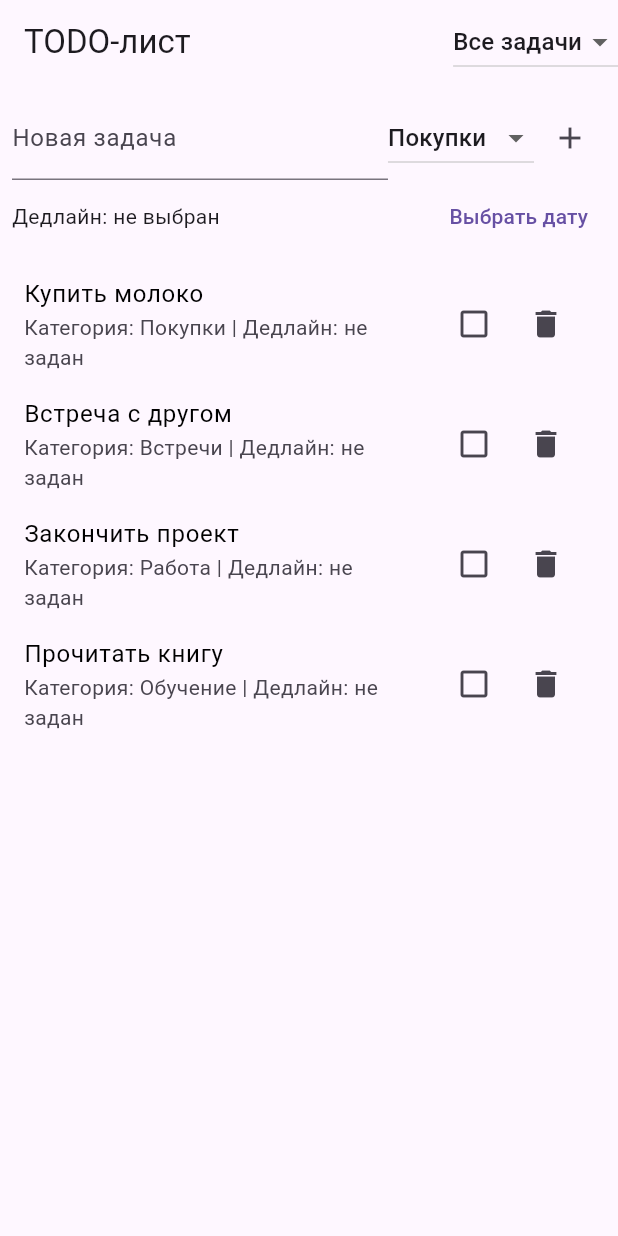
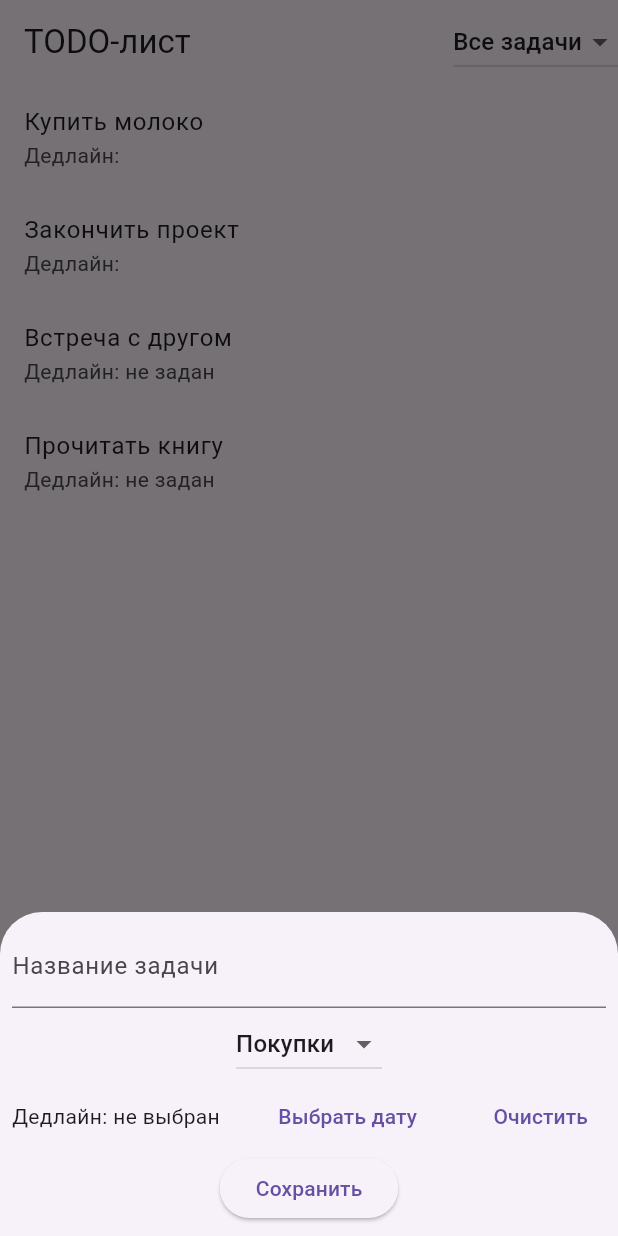
Before and after one commit to dokkaebi047/hw30, a Flutter app: the screen it shows after launch, after a tap on the "add" icon, on a phone screen of 412 x 824 dp. Run offline on Flutter 3.47's test engine with Material 3 defaults, Android fonts, the light colour scheme and no system bars; drawn by our look-alikes of flutter_slidable.

Commit message:
Добавлено редактирование и удаление задач через flutter_slidable при свайпе Добавлена возможность менять и очищать дедлайн Добавлена сортировка по дедлайнам

```diff
--- a/lib/main.dart
+++ b/lib/main.dart
@@ -2,8 +2,7 @@ import 'package:flutter/material.dart';
 import 'screens/home_screens.dart';
 
 void main() {
-  runApp(MaterialApp(
-    theme: ThemeData(primarySwatch: Colors.blue),
+  runApp(const MaterialApp(
     home: HomeScreen(),
   ));
 }
--- a/lib/models/task.dart
+++ b/lib/models/task.dart
@@ -11,11 +11,5 @@ class Task {
     this.deadline,
   });
 
-  String get formattedDeadline {
-    if (deadline == null) return 'не задан';
-
-    return '${deadline!.day.toString().padLeft(2, '0')}.'
-        '${deadline!.month.toString().padLeft(2, '0')}.'
-        '${deadline!.year}';
-  }
+  get formattedDeadline => null;
 }
--- a/lib/screens/home_screens.dart
+++ b/lib/screens/home_screens.dart
@@ -1,18 +1,26 @@
 import 'package:flutter/material.dart';
 import '../models/task.dart';
+import '../widgets/task_list.dart';
 import '../widgets/task_form.dart';
-import '../widgets/task_list.dart';
 
 class HomeScreen extends StatefulWidget {
+  const HomeScreen({super.key});
+
   @override
   _HomeScreenState createState() => _HomeScreenState();
 }
 
 class _HomeScreenState extends State<HomeScreen> {
-  List<Task> tasks = [
-    Task(title: 'Купить молоко', category: 'Покупки'),
+  final List<Task> tasks = [
+    Task(
+        title: 'Купить молоко',
+        category: 'Покупки',
+        deadline: DateTime.now().add(Duration(days: 2))),
     Task(title: 'Встреча с другом', category: 'Встречи'),
-    Task(title: 'Закончить проект', category: 'Работа'),
+    Task(
+        title: 'Закончить проект',
+        category: 'Работа',
+        deadline: DateTime.now().add(Duration(days: 5))),
     Task(title: 'Прочитать книгу', category: 'Обучение'),
   ];
 
@@ -31,9 +39,9 @@ class _HomeScreenState extends State<HomeScreen> {
     });
   }
 
-  void _toggleTaskCompletion(int index) {
+  void _editTask(int index, Task updatedTask) {
     setState(() {
-      tasks[index].isCompleted = !tasks[index].isCompleted;
+      tasks[index] = updatedTask;
     });
   }
 
@@ -45,6 +53,14 @@ class _HomeScreenState extends State<HomeScreen> {
 
   @override
   Widget build(BuildContext context) {
+    tasks.sort((a, b) {
+      if (a.deadline == null && b.deadline == null)
+        return a.title.compareTo(b.title);
+      if (a.deadline == null) return 1;
+      if (b.deadline == null) return -1;
+      return a.deadline!.compareTo(b.deadline!);
+    });
+
     List<Task> filteredTasks = selectedCategory == 'Все задачи'
         ? tasks
         : tasks.where((task) => task.category == selectedCategory).toList();
@@ -60,7 +76,7 @@ class _HomeScreenState extends State<HomeScreen> {
                 selectedCategory = newValue!;
               });
             },
-            items: categories.map<DropdownMenuItem<String>>((String category) {
+            items: categories.map((String category) {
               return DropdownMenuItem<String>(
                 value: category,
                 child: Text(category),
@@ -69,17 +85,14 @@ class _HomeScreenState extends State<HomeScreen> {
           ),
         ],
       ),
-      body: Column(
-        children: [
-          TaskForm(onAddTask: _addTask, categories: categories),
-          Expanded(
-            child: TaskList(
-              tasks: filteredTasks,
-              onToggleComplete: _toggleTaskCompletion,
-              onDeleteTask: _deleteTask,
-            ),
-          ),
-        ],
+      body: TaskList(
+          tasks: filteredTasks, onEdit: _editTask, onDelete: _deleteTask),
+      floatingActionButton: FloatingActionButton(
+        onPressed: () => showModalBottomSheet(
+          context: context,
+          builder: (context) => TaskForm(onSubmit: _addTask),
+        ),
+        child: const Icon(Icons.add),
       ),
     );
   }
--- a/lib/widgets/task_form.dart
+++ b/lib/widgets/task_form.dart
@@ -2,19 +2,93 @@ import 'package:flutter/material.dart';
 import '../models/task.dart';
 
 class TaskForm extends StatefulWidget {
-  final Function(Task) onAddTask;
-  final List<String> categories;
+  final Function(Task) onSubmit;
+  final Task? existingTask;
 
-  const TaskForm({required this.onAddTask, required this.categories});
+  const TaskForm({super.key, required this.onSubmit, this.existingTask});
 
   @override
   _TaskFormState createState() => _TaskFormState();
 }
 
 class _TaskFormState extends State<TaskForm> {
-  final TextEditingController _taskController = TextEditingController();
-  String _selectedCategory = 'Покупки';
-  DateTime? _selectedDeadline;
+  final TextEditingController taskController = TextEditingController();
+  String selectedCategory = 'Покупки';
+  DateTime? selectedDeadline;
+
+  @override
+  void initState() {
+    super.initState();
+    if (widget.existingTask != null) {
+      taskController.text = widget.existingTask!.title;
+      selectedCategory = widget.existingTask!.category;
+      selectedDeadline = widget.existingTask!.deadline;
+    }
+  }
+
+  @override
+  Widget build(BuildContext context) {
+    return Padding(
+      padding: const EdgeInsets.all(8.0),
+      child: Column(
+        mainAxisSize: MainAxisSize.min,
+        children: [
+          TextField(
+            controller: taskController,
+            decoration: const InputDecoration(labelText: 'Название задачи'),
+          ),
+          DropdownButton<String>(
+            value: selectedCategory,
+            onChanged: (String? newValue) {
+              setState(() {
+                selectedCategory = newValue!;
+              });
+            },
+            items: ['Покупки', 'Встречи', 'Работа', 'Обучение']
+                .map((String category) {
+              return DropdownMenuItem<String>(
+                value: category,
+                child: Text(category),
+              );
+            }).toList(),
+          ),
+          Row(
+            mainAxisAlignment: MainAxisAlignment.spaceBetween,
+            children: [
+              Text(
+                selectedDeadline == null
+                    ? 'Дедлайн: не выбран'
+                    : 'Дедлайн: ${selectedDeadline!.toLocal()}'.split(' ')[0],
+              ),
+              TextButton(
+                onPressed: () => _selectDeadline(context),
+                child: const Text('Выбрать дату'),
+              ),
+              TextButton(
+                onPressed: () {
+                  setState(() {
+                    selectedDeadline = null;
+                  });
+                },
+                child: const Text('Очистить'),
+              ),
+            ],
+          ),
+          ElevatedButton(
+            onPressed: () {
+              widget.onSubmit(Task(
+                title: taskController.text,
+                category: selectedCategory,
+                deadline: selectedDeadline,
+              ));
+              Navigator.pop(context);
+            },
+            child: const Text('Сохранить'),
+          ),
+        ],
+      ),
+    );
+  }
 
   Future<void> _selectDeadline(BuildContext context) async {
     final DateTime? picked = await showDatePicker(
@@ -25,74 +99,8 @@ class _TaskFormState extends State<TaskForm> {
     );
     if (picked != null) {
       setState(() {
-        _selectedDeadline = picked;
+        selectedDeadline = picked;
       });
     }
   }
-
-  void _submitTask() {
-    if (_taskController.text.isNotEmpty) {
-      widget.onAddTask(Task(
-        title: _taskController.text,
-        category: _selectedCategory,
-        deadline: _selectedDeadline,
-      ));
-      _taskController.clear();
-      setState(() {
-        _selectedDeadline = null;
-      });
-    }
-  }
-
-  @override
-  Widget build(BuildContext context) {
-    return Padding(
-      padding: const EdgeInsets.all(8.0),
-      child: Column(
-        children: [
-          Row(
-            children: [
-              Expanded(
-                child: TextField(
-                  controller: _taskController,
-                  decoration: const InputDecoration(labelText: 'Новая задача'),
-                ),
-              ),
-              DropdownButton<String>(
-                value: _selectedCategory,
-                onChanged: (String? newValue) {
-                  setState(() {
-                    _selectedCategory = newValue!;
-                  });
-                },
-                items: widget.categories
-                    .sublist(1)
-                    .map<DropdownMenuItem<String>>((String category) {
-                  return DropdownMenuItem<String>(
-                    value: category,
-                    child: Text(category),
-                  );
-                }).toList(),
-              ),
-              IconButton(icon: const Icon(Icons.add), onPressed: _submitTask),
-            ],
-          ),
-          Row(
-            mainAxisAlignment: MainAxisAlignment.spaceBetween,
-            children: [
-              Text(
-                _selectedDeadline == null
-                    ? 'Дедлайн: не выбран'
-                    : 'Дедлайн: ${_selectedDeadline!.day}.${_selectedDeadline!.month}.${_selectedDeadline!.year}',
-              ),
-              TextButton(
-                onPressed: () => _selectDeadline(context),
-                child: const Text('Выбрать дату'),
-              ),
-            ],
-          ),
-        ],
-      ),
-    );
-  }
 }
--- a/lib/widgets/task_list.dart
+++ b/lib/widgets/task_list.dart
@@ -1,26 +1,58 @@
 import 'package:flutter/material.dart';
+import 'package:flutter_slidable/flutter_slidable.dart';
+import 'package:hw30/widgets/task_form.dart';
 import '../models/task.dart';
-import 'task_item.dart';
 
 class TaskList extends StatelessWidget {
   final List<Task> tasks;
-  final Function(int) onToggleComplete;
-  final Function(int) onDeleteTask;
+  final Function(int, Task) onEdit;
+  final Function(int) onDelete;
 
   const TaskList(
-      {required this.tasks,
-      required this.onToggleComplete,
-      required this.onDeleteTask});
+      {super.key,
+      required this.tasks,
+      required this.onEdit,
+      required this.onDelete});
 
   @override
   Widget build(BuildContext context) {
     return ListView.builder(
       itemCount: tasks.length,
       itemBuilder: (context, index) {
-        return TaskItem(
-          task: tasks[index],
-          onToggleComplete: () => onToggleComplete(index),
-          onDeleteTask: () => onDeleteTask(index),
+        return Slidable(
+          endActionPane: ActionPane(
+            motion: const ScrollMotion(),
+            children: [
+              SlidableAction(
+                onPressed: (_) => _showEditDialog(context, index),
+                icon: Icons.edit,
+                label: 'Редактировать',
+              ),
+              SlidableAction(
+                onPressed: (_) => onDelete(index),
+                icon: Icons.delete,
+                label: 'Удалить',
+              ),
+            ],
+          ),
+          child: ListTile(
+            title: Text(tasks[index].title),
+            subtitle: Text(tasks[index].deadline != null
+                ? 'Дедлайн: ${tasks[index].deadline!.toLocal()}'.split(' ')[0]
+                : 'Дедлайн: не задан'),
+          ),
+        );
+      },
+    );
+  }
+
+  void _showEditDialog(BuildContext context, int index) {
+    showModalBottomSheet(
+      context: context,
+      builder: (context) {
+        return TaskForm(
+          existingTask: tasks[index],
+          onSubmit: (updatedTask) => onEdit(index, updatedTask),
         );
       },
     );
--- a/pubspec.yaml
+++ b/pubspec.yaml
@@ -36,6 +36,7 @@ dependencies:
   # The following adds the Cupertino Icons font to your application.
   # Use with the CupertinoIcons class for iOS style icons.
   cupertino_icons: ^1.0.8
+  flutter_slidable: ^3.1.2
 
 dev_dependencies:
   flutter_test:
```
Also changed, not shown: pubspec.lock.
